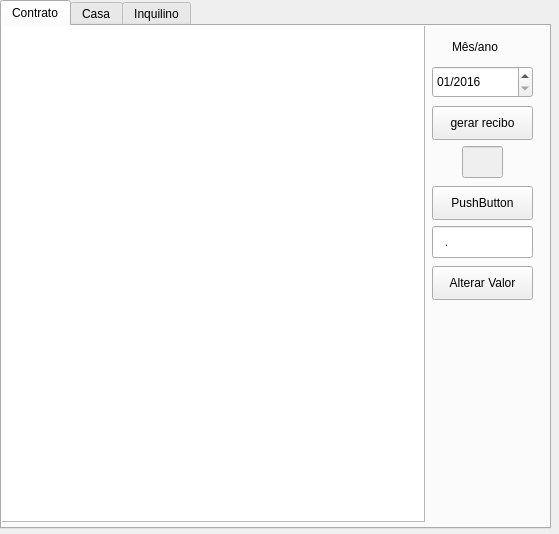
adenilsonElias/Gerenciador_Casa_Aluguel, file interface/Visualizacao.ui: the form before one commit.
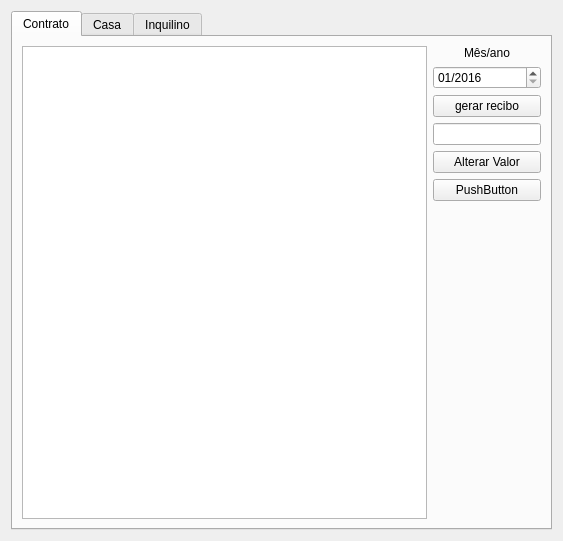
The form after the commit.

The edit to the form file:
```diff
--- a/interface/Visualizacao.ui
+++ b/interface/Visualizacao.ui
@@ -3,51 +3,42 @@
  <class>Form</class>
  <widget class="QWidget" name="Form">
   <property name="windowModality">
-   <enum>Qt::WindowModal</enum>
+   <enum>Qt::ApplicationModal</enum>
   </property>
   <property name="geometry">
    <rect>
     <x>0</x>
     <y>0</y>
-    <width>559</width>
-    <height>534</height>
+    <width>563</width>
+    <height>541</height>
    </rect>
   </property>
   <property name="sizePolicy">
-   <sizepolicy hsizetype="Preferred" vsizetype="Preferred">
+   <sizepolicy hsizetype="Expanding" vsizetype="Expanding">
     <horstretch>0</horstretch>
     <verstretch>0</verstretch>
    </sizepolicy>
   </property>
+  <property name="minimumSize">
+   <size>
+    <width>563</width>
+    <height>541</height>
+   </size>
+  </property>
   <property name="windowTitle">
    <string>SGC</string>
   </property>
+  <layout class="QHBoxLayout" name="horizontalLayout_2">
+   <item>
   <widget class="QTabWidget" name="tabWidget">
-   <property name="geometry">
-    <rect>
-     <x>0</x>
-     <y>0</y>
-     <width>551</width>
-     <height>529</height>
-    </rect>
-   </property>
    <property name="sizePolicy">
-    <sizepolicy hsizetype="Preferred" vsizetype="Preferred">
-     <horstretch>1</horstretch>
-     <verstretch>1</verstretch>
-    </sizepolicy>
-   </property>
-   <property name="minimumSize">
-    <size>
-     <width>251</width>
-     <height>0</height>
-    </size>
-   </property>
-   <property name="sizeIncrement">
-    <size>
-     <width>1</width>
-     <height>1</height>
-    </size>
+      <sizepolicy hsizetype="Expanding" vsizetype="Expanding">
+       <horstretch>100</horstretch>
+       <verstretch>100</verstretch>
+      </sizepolicy>
+     </property>
+     <property name="tabShape">
+      <enum>QTabWidget::Rounded</enum>
    </property>
    <property name="currentIndex">
     <number>0</number>
@@ -55,21 +46,33 @@
    <property name="usesScrollButtons">
     <bool>false</bool>
    </property>
+     <property name="documentMode">
+      <bool>false</bool>
+     </property>
+     <property name="tabsClosable">
+      <bool>false</bool>
+     </property>
+     <property name="movable">
+      <bool>false</bool>
+     </property>
+     <property name="tabBarAutoHide">
+      <bool>false</bool>
+     </property>
    <widget class="QWidget" name="tab">
+      <property name="sizePolicy">
+       <sizepolicy hsizetype="Expanding" vsizetype="Expanding">
+        <horstretch>0</horstretch>
+        <verstretch>0</verstretch>
+       </sizepolicy>
+      </property>
     <attribute name="title">
      <string>Contrato</string>
     </attribute>
+      <layout class="QHBoxLayout" name="horizontalLayout">
+       <item>
     <widget class="QTableView" name="tabelaContrato">
-     <property name="geometry">
-      <rect>
-       <x>-2</x>
-       <y>-2</y>
-       <width>425</width>
-       <height>498</height>
-      </rect>
-     </property>
      <property name="sizePolicy">
-      <sizepolicy hsizetype="Preferred" vsizetype="Preferred">
+          <sizepolicy hsizetype="Expanding" vsizetype="Expanding">
        <horstretch>1</horstretch>
        <verstretch>1</verstretch>
       </sizepolicy>
@@ -114,44 +117,30 @@
       <bool>false</bool>
      </attribute>
     </widget>
+       </item>
+       <item>
+        <layout class="QVBoxLayout" name="verticalLayout">
+         <property name="spacing">
+          <number>6</number>
+         </property>
+         <item>
     <widget class="QLabel" name="label">
-     <property name="geometry">
-      <rect>
-       <x>450</x>
-       <y>10</y>
-       <width>61</width>
-       <height>21</height>
-      </rect>
+           <property name="sizePolicy">
+            <sizepolicy hsizetype="Preferred" vsizetype="Fixed">
+             <horstretch>0</horstretch>
+             <verstretch>0</verstretch>
+            </sizepolicy>
      </property>
      <property name="text">
       <string>Mês/ano</string>
      </property>
      <property name="alignment">
-      <set>Qt::AlignLeading|Qt::AlignLeft|Qt::AlignVCenter</set>
-     </property>
-    </widget>
-    <widget class="QPushButton" name="Gerar_recibo">
-     <property name="geometry">
-      <rect>
-       <x>430</x>
-       <y>80</y>
-       <width>101</width>
-       <height>34</height>
-      </rect>
-     </property>
-     <property name="text">
-      <string>gerar recibo</string>
-     </property>
-    </widget>
+            <set>Qt::AlignCenter</set>
+           </property>
+          </widget>
+         </item>
+         <item>
     <widget class="QDateEdit" name="Mes">
-     <property name="geometry">
-      <rect>
-       <x>430</x>
-       <y>40</y>
-       <width>101</width>
-       <height>32</height>
-      </rect>
-     </property>
      <property name="minimumDate">
       <date>
        <year>2016</year>
@@ -172,80 +161,86 @@
       <number>0</number>
      </property>
     </widget>
-    <widget class="QPushButton" name="At_De">
-     <property name="geometry">
-      <rect>
-       <x>430</x>
-       <y>160</y>
-       <width>101</width>
-       <height>34</height>
-      </rect>
-     </property>
+         </item>
+         <item>
+          <widget class="QPushButton" name="Gerar_recibo">
      <property name="text">
-      <string>PushButton</string>
-     </property>
-    </widget>
-    <widget class="QLineEdit" name="Idsao">
-     <property name="enabled">
-      <bool>false</bool>
-     </property>
-     <property name="geometry">
-      <rect>
-       <x>460</x>
-       <y>120</y>
-       <width>41</width>
-       <height>32</height>
-      </rect>
-     </property>
-    </widget>
-    <widget class="QPushButton" name="Valor">
-     <property name="geometry">
-      <rect>
-       <x>430</x>
-       <y>240</y>
-       <width>101</width>
-       <height>34</height>
-      </rect>
-     </property>
-     <property name="text">
-      <string>Alterar Valor</string>
-     </property>
-    </widget>
+            <string>gerar recibo</string>
+           </property>
+          </widget>
+         </item>
+         <item>
     <widget class="QLineEdit" name="New_value">
-     <property name="geometry">
-      <rect>
-       <x>430</x>
-       <y>200</y>
-       <width>101</width>
-       <height>32</height>
-      </rect>
+           <property name="sizePolicy">
+            <sizepolicy hsizetype="Preferred" vsizetype="Fixed">
+             <horstretch>0</horstretch>
+             <verstretch>0</verstretch>
+            </sizepolicy>
      </property>
      <property name="inputMask">
-      <string>999.99</string>
-     </property>
-    </widget>
-    <zorder>Gerar_recibo</zorder>
-    <zorder>tabelaContrato</zorder>
-    <zorder>label</zorder>
-    <zorder>Mes</zorder>
-    <zorder>At_De</zorder>
-    <zorder>Idsao</zorder>
-    <zorder>Valor</zorder>
-    <zorder>New_value</zorder>
+            <string/>
+           </property>
+           <property name="text">
+            <string/>
+           </property>
+           <property name="maxLength">
+            <number>32767</number>
+           </property>
+           <property name="frame">
+            <bool>true</bool>
+           </property>
+           <property name="cursorPosition">
+            <number>0</number>
+           </property>
+          </widget>
+         </item>
+         <item>
+          <widget class="QPushButton" name="Valor">
+           <property name="text">
+            <string>Alterar Valor</string>
+           </property>
+          </widget>
+         </item>
+         <item>
+          <widget class="QPushButton" name="At_De">
+           <property name="text">
+            <string>PushButton</string>
+           </property>
+          </widget>
+         </item>
+         <item>
+          <spacer name="verticalSpacer">
+           <property name="orientation">
+            <enum>Qt::Vertical</enum>
+           </property>
+           <property name="sizeType">
+            <enum>QSizePolicy::Fixed</enum>
+           </property>
+           <property name="sizeHint" stdset="0">
+            <size>
+             <width>0</width>
+             <height>400</height>
+            </size>
+           </property>
+          </spacer>
+         </item>
+        </layout>
+       </item>
+      </layout>
    </widget>
    <widget class="QWidget" name="tabWidgetPage1">
+      <property name="sizePolicy">
+       <sizepolicy hsizetype="Expanding" vsizetype="Expanding">
+        <horstretch>0</horstretch>
+        <verstretch>0</verstretch>
+       </sizepolicy>
+      </property>
     <attribute name="title">
      <string>Casa</string>
     </attribute>
+      <layout class="QHBoxLayout" name="horizontalLayout_3">
+       <item>
     <widget class="QTableView" name="tabelaCasa">
-     <property name="geometry">
-      <rect>
-       <x>-2</x>
-       <y>-2</y>
-       <width>425</width>
-       <height>498</height>
-      </rect>
-     </property>
      <property name="verticalScrollBarPolicy">
       <enum>Qt::ScrollBarAsNeeded</enum>
      </property>
@@ -271,59 +266,78 @@
       <bool>false</bool>
      </attribute>
     </widget>
+       </item>
+       <item>
+        <layout class="QVBoxLayout" name="verticalLayout_2">
+         <item>
     <widget class="QPushButton" name="Add_casa">
-     <property name="geometry">
-      <rect>
-       <x>430</x>
-       <y>10</y>
-       <width>111</width>
-       <height>34</height>
-      </rect>
+           <property name="sizePolicy">
+            <sizepolicy hsizetype="Minimum" vsizetype="Fixed">
+             <horstretch>0</horstretch>
+             <verstretch>0</verstretch>
+            </sizepolicy>
      </property>
      <property name="text">
       <string>Adicionar</string>
      </property>
-    </widget>
+           <property name="autoDefault">
+            <bool>false</bool>
+           </property>
+           <property name="default">
+            <bool>false</bool>
+           </property>
+           <property name="flat">
+            <bool>false</bool>
+           </property>
+          </widget>
+         </item>
+         <item>
     <widget class="QPushButton" name="Alter_casa">
-     <property name="geometry">
-      <rect>
-       <x>430</x>
-       <y>50</y>
-       <width>111</width>
-       <height>34</height>
-      </rect>
-     </property>
      <property name="text">
       <string>Alterar</string>
      </property>
     </widget>
+         </item>
+         <item>
     <widget class="QPushButton" name="Ativo_Desativo_casa">
-     <property name="geometry">
-      <rect>
-       <x>430</x>
-       <y>90</y>
-       <width>111</width>
-       <height>34</height>
-      </rect>
-     </property>
      <property name="text">
       <string/>
      </property>
     </widget>
+         </item>
+         <item>
+          <spacer name="verticalSpacer_2">
+           <property name="orientation">
+            <enum>Qt::Vertical</enum>
+           </property>
+           <property name="sizeType">
+            <enum>QSizePolicy::Fixed</enum>
+           </property>
+           <property name="sizeHint" stdset="0">
+            <size>
+             <width>135</width>
+             <height>800</height>
+            </size>
+           </property>
+          </spacer>
+         </item>
+        </layout>
+       </item>
+      </layout>
    </widget>
    <widget class="QWidget" name="tabWidgetPage2">
+      <property name="sizePolicy">
+       <sizepolicy hsizetype="Expanding" vsizetype="Expanding">
+        <horstretch>0</horstretch>
+        <verstretch>0</verstretch>
+       </sizepolicy>
+      </property>
     <attribute name="title">
      <string>Inquilino</string>
     </attribute>
+      <layout class="QHBoxLayout" name="horizontalLayout_4">
+       <item>
     <widget class="QTableView" name="tabelaInq">
-     <property name="geometry">
-      <rect>
-       <x>-2</x>
-       <y>-2</y>
-       <width>425</width>
-       <height>498</height>
-      </rect>
-     </property>
      <property name="verticalScrollBarPolicy">
       <enum>Qt::ScrollBarAsNeeded</enum>
      </property>
@@ -352,47 +366,56 @@
       <bool>false</bool>
      </attribute>
     </widget>
+       </item>
+       <item>
+        <layout class="QVBoxLayout" name="verticalLayout_4">
+         <property name="spacing">
+          <number>6</number>
+         </property>
+         <item>
     <widget class="QPushButton" name="Add_inquilino">
-     <property name="geometry">
-      <rect>
-       <x>430</x>
-       <y>10</y>
-       <width>111</width>
-       <height>34</height>
-      </rect>
-     </property>
      <property name="text">
       <string>Adicionar</string>
      </property>
     </widget>
+         </item>
+         <item>
     <widget class="QPushButton" name="Alterar_inq">
-     <property name="geometry">
-      <rect>
-       <x>430</x>
-       <y>50</y>
-       <width>111</width>
-       <height>34</height>
-      </rect>
-     </property>
      <property name="text">
       <string>Alterar</string>
      </property>
     </widget>
+         </item>
+         <item>
     <widget class="QPushButton" name="Ativo_Desativo">
-     <property name="geometry">
-      <rect>
-       <x>430</x>
-       <y>90</y>
-       <width>111</width>
-       <height>34</height>
-      </rect>
-     </property>
      <property name="text">
       <string/>
      </property>
     </widget>
-   </widget>
-  </widget>
+         </item>
+         <item>
+          <spacer name="verticalSpacer_3">
+           <property name="orientation">
+            <enum>Qt::Vertical</enum>
+           </property>
+           <property name="sizeType">
+            <enum>QSizePolicy::Fixed</enum>
+           </property>
+           <property name="sizeHint" stdset="0">
+            <size>
+             <width>135</width>
+             <height>800</height>
+            </size>
+           </property>
+          </spacer>
+         </item>
+        </layout>
+       </item>
+      </layout>
+     </widget>
+    </widget>
+   </item>
+  </layout>
  </widget>
  <tabstops>
   <tabstop>Gerar_recibo</tabstop>
```
Left out of the diff: 11 changed lines with no effect on the pictures. Lines whose indentation alone changed are shown as unchanged.
